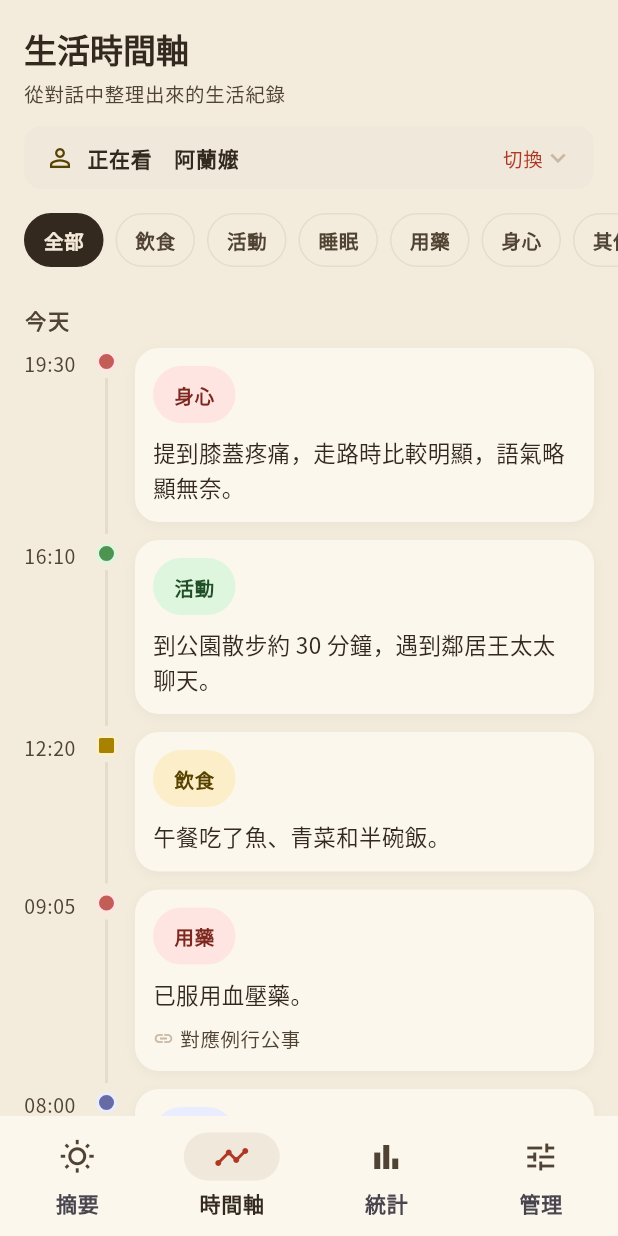
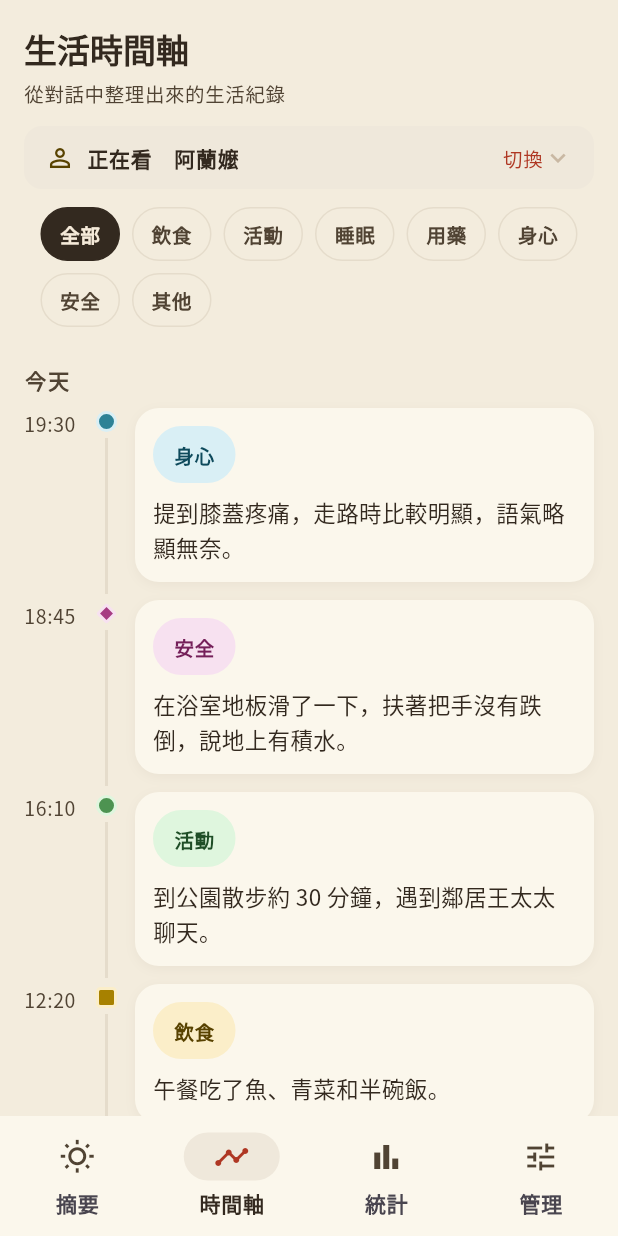
Before and after one commit to 45678XYZ/ai-elder-care, a Flutter app: the TimelineScreen screen opened by its route, on a phone screen of 412 x 824 dp. Run offline on Flutter 3.47's test engine with Material 3 defaults, Android fonts, the phone set to English and light mode, and no system bars; our stand-ins replace fl_chart, flutter_local_notifications, flutter_timezone, flutter_tts, go_router, just_audio and 3 more; missing offline and left inert: lunar, record; accounts and stored records are empty.

Commit message:
feat(app): add safety event category and separate category colours
api.md gains a seventh EventType, safety, sitting between wellbeing and other, so summary sections and the timeline filter both have to carry it.

Two things had to be fixed before the new category was readable. medication and wellbeing shared the exact same fg/bg/dot values, so adding a third warm colour exposed a pre-existing bug; hues are now spread roughly 60 degrees apart (medication red, diet amber, activity green, wellbeing teal, sleep indigo, safety plum). Safety first reused the warn orange to match summary alerts, but a dark orange sits between red and amber and read as the same colour, so distinguishability won over the semantic link.

The timeline filter bar only fitted five chips at 390dp and scrolled with no visual hint, which made the last two categories invisible; it now wraps instead.

event_category_test pins distinctness, 7:1 contrast against the darkest paper and a 35 degree minimum hue gap, so neither mistake can come back silently.

```diff
--- a/app/lib/caregiver/screens/elders_screen.dart
+++ b/app/lib/caregiver/screens/elders_screen.dart
@@ -539,12 +539,15 @@ class _RoutineCard extends StatelessWidget {
     );
   }
 
+  /// routine `type` 與 events 共用七類（api.md），所以 `safety` 也要有 icon——
+  /// 表單雖然不給這個選項，對話中建立的 routine 仍可能是這一類。
   static IconData _iconFor(String type) => switch (type) {
         'medication' => Icons.medication_outlined,
         'diet' => Icons.restaurant_outlined,
         'activity' => Icons.directions_walk,
         'sleep' => Icons.bedtime_outlined,
         'wellbeing' => Icons.favorite_outline,
+        'safety' => Icons.shield_outlined,
         _ => Icons.event_note_outlined,
       };
 }
@@ -637,6 +640,9 @@ class _RoutineFormState extends State<_RoutineForm> {
   TimeOfDay _time = const TimeOfDay(hour: 9, minute: 0);
   bool _remind = true;
 
+  /// routine 的 type 與 events 共用七類，但這裡刻意只給六個選項：`safety`（跌倒、
+  /// 走失、詐騙、居家危害）是「發生了什麼」的事件分類，照護者手動排一件安全類的
+  /// 例行公事沒有對應情境。對話或後端建立的 safety routine 仍能正常顯示。
   static const _types = [
     ('medication', '服藥'),
     ('diet', '飲食'),
--- a/app/lib/caregiver/screens/timeline_screen.dart
+++ b/app/lib/caregiver/screens/timeline_screen.dart
@@ -12,7 +12,7 @@ import '../../theme/app_theme.dart';
 
 /// S6 `/care/timeline` — 生活事件時間軸。
 ///
-/// `GET /events`：六類過濾、`next_token` 分頁（游標是不透明字串，原樣帶回）。
+/// `GET /events`：七類過濾、`next_token` 分頁（游標是不透明字串，原樣帶回）。
 ///
 /// 這個畫面刻意在頁尾說明資料可見時機：例行公事完成與高風險事件在對話當下就查得到，
 /// 一般生活事件要等 session 關閉且批次整理完才會出現（api.md hybrid 處理）。
@@ -192,6 +192,9 @@ class _TimelineScreenState extends State<TimelineScreen> {
       a.year == b.year && a.month == b.month && a.day == b.day;
 }
 
+/// 分類過濾列的 key。事件卡上也有同名的分類膠囊，要靠這個指名過濾列裡的那顆。
+const filterBarKey = ValueKey('timeline-filter-bar');
+
 class _FilterBar extends StatelessWidget {
   const _FilterBar({required this.selected, required this.onChanged});
 
@@ -201,17 +204,19 @@ class _FilterBar extends StatelessWidget {
   @override
   Widget build(BuildContext context) {
     final text = Theme.of(context).textTheme;
-    return SizedBox(
-      height: 52,
-      child: ListView(
-        scrollDirection: Axis.horizontal,
-        padding: const EdgeInsets.symmetric(horizontal: 16),
+    // 換行而不是橫向捲動：分類滿七類之後，一屏只放得下五顆，剩下的躲在畫面外，
+    // 而橫向捲動沒有任何視覺提示，等於那兩類不存在。換行雖然多吃一列高度，
+    // 但七類全部看得到，兩倍字級下也只是再多換幾行。
+    return Padding(
+      padding: const EdgeInsets.fromLTRB(16, 4, 16, AppSpacing.sm),
+      child: Wrap(
+        key: filterBarKey,
+        spacing: AppSpacing.sm,
+        runSpacing: AppSpacing.sm,
+        crossAxisAlignment: WrapCrossAlignment.center,
         children: [
-          // 「全部」不屬於六類，另外畫
-          Padding(
-            padding: const EdgeInsets.only(right: AppSpacing.sm),
-            child: Center(
-              child: Semantics(
+          // 「全部」不屬於七類，另外畫
+          Semantics(
             button: true,
             selected: selected == null,
             child: InkWell(
@@ -221,14 +226,12 @@ class _FilterBar extends StatelessWidget {
                 padding:
                     const EdgeInsets.symmetric(horizontal: 12, vertical: 7),
                 decoration: BoxDecoration(
-                      color: selected == null
-                          ? AppColors.barDark
-                          : Colors.transparent,
+                  color:
+                      selected == null ? AppColors.barDark : Colors.transparent,
                   borderRadius: const BorderRadius.all(AppRadius.pill),
                   border: Border.all(
-                        color: selected == null
-                            ? AppColors.barDark
-                            : AppColors.border,
+                    color:
+                        selected == null ? AppColors.barDark : AppColors.border,
                   ),
                 ),
                 child: Text('全部',
@@ -240,18 +243,11 @@ class _FilterBar extends StatelessWidget {
               ),
             ),
           ),
-            ),
-          ),
           for (final c in EventCategory.values)
-            Padding(
-              padding: const EdgeInsets.only(right: AppSpacing.sm),
-              child: Center(
-                child: EventTypeChip(
+            EventTypeChip(
               c,
               selected: selected == c,
               onTap: () => onChanged(selected == c ? null : c),
-                ),
-              ),
             ),
         ],
       ),
--- a/app/lib/shared/models/daily_summary.dart
+++ b/app/lib/shared/models/daily_summary.dart
@@ -63,6 +63,8 @@ class DailySummary {
 }
 
 /// 摘要分類；類別定義與 null 的呈現規則見 docs/api.md。
+///
+/// 欄位順序與 api.md 的七類（`EventType`）一致，也就是摘要頁的呈現順序。
 class SummarySections {
   const SummarySections({
     this.diet,
@@ -70,6 +72,7 @@ class SummarySections {
     this.sleep,
     this.medication,
     this.wellbeing,
+    this.safety,
     this.other,
   });
 
@@ -78,6 +81,9 @@ class SummarySections {
   final String? sleep;
   final String? medication;
   final String? wellbeing;
+
+  /// 跌倒、走失、詐騙、居家危害等安全事件；與 [DailySummary.alerts] 語意一致。
+  final String? safety;
   final String? other;
 
   factory SummarySections.fromJson(Map<String, dynamic> json) =>
@@ -87,6 +93,7 @@ class SummarySections {
         sleep: json['sleep'] as String?,
         medication: json['medication'] as String?,
         wellbeing: json['wellbeing'] as String?,
+        safety: json['safety'] as String?,
         other: json['other'] as String?,
       );
 }
--- a/app/lib/shared/services/demo_data.dart
+++ b/app/lib/shared/services/demo_data.dart
@@ -180,6 +180,7 @@ abstract final class DemoData {
             sleep: '昨晚睡約七小時，半夜起來一次。',
             medication: '血壓藥已按時服用。',
             wellbeing: '提到膝蓋疼痛，心情平穩。',
+            safety: '傍晚在浴室地板滑了一下，扶著把手沒有跌倒。',
             other: null,
           ),
           routines: const SummaryRoutines(completed: 1, missed: 1, items: [
@@ -190,7 +191,8 @@ abstract final class DemoData {
             SummaryRoutineItem(
                 routineId: 'rtn_002', title: '量血壓', status: 'pending'),
           ]),
-          alerts: const ['今日多次提到膝蓋疼痛'],
+          // safety 事件會餵進 alerts（後端 ALERT_EVENT_TYPES），兩邊看得出是同一件事
+          alerts: const ['傍晚在浴室差點滑倒', '今日多次提到膝蓋疼痛'],
           interactionCount: 6,
           dataStatus: SummaryDataStatus.partial,
           pendingSessionCount: 1,
@@ -206,6 +208,7 @@ abstract final class DemoData {
             sleep: '睡滿八小時。',
             medication: '血壓藥、血壓量測都完成。',
             wellbeing: '心情不錯，提到孫子要來。',
+            safety: null,
             other: '孫子小明週三會來訪。',
           ),
           routines: const SummaryRoutines(completed: 2, missed: 0, items: [
@@ -228,6 +231,7 @@ abstract final class DemoData {
             sleep: '約六小時，睡得不太安穩。',
             medication: '早上血壓藥有吃。',
             wellbeing: '說有點累，不太想出門。',
+            safety: null,
             other: null,
           ),
           routines: const SummaryRoutines(completed: 1, missed: 1, items: [
@@ -257,6 +261,16 @@ abstract final class DemoData {
           ts: base.add(const Duration(hours: 19, minutes: 30)),
           type: 'wellbeing',
           detail: '提到膝蓋疼痛，走路時比較明顯，語氣略顯無奈。',
+          source: 'conversation',
+          conversationId: 'cnv_01J9',
+        ),
+        // safety：跌倒、走失、詐騙、居家危害等安全事件，realtime rail 當下就寫入
+        LifeEvent(
+          eventId: 'evt_${second ? 'b' : 'a'}7',
+          elderId: elderId,
+          ts: base.add(const Duration(hours: 18, minutes: 45)),
+          type: 'safety',
+          detail: '在浴室地板滑了一下，扶著把手沒有跌倒，說地上有積水。',
           source: 'conversation',
           conversationId: 'cnv_01J9',
         ),
--- a/app/lib/shared/widgets/status_chip.dart
+++ b/app/lib/shared/widgets/status_chip.dart
@@ -1,3 +1,5 @@
+import 'dart:math' as math;
+
 import 'package:flutter/material.dart';
 
 import '../../theme/app_theme.dart';
@@ -142,7 +144,8 @@ class EventTypeChip extends StatelessWidget {
   }
 }
 
-/// 時間軸圓點。飲食為方形、其餘圓形——分類不只靠顏色區分（app_theme 的 [EventCategory.dotShape]）。
+/// 時間軸圓點。飲食方形、安全菱形、其餘圓形——分類不只靠顏色區分
+/// （app_theme 的 [EventCategory.dotShape]）。
 class EventDot extends StatelessWidget {
   const EventDot(this.category, {super.key, this.size = 14});
 
@@ -150,17 +153,37 @@ class EventDot extends StatelessWidget {
   final double size;
 
   @override
-  Widget build(BuildContext context) => Container(
-        width: size,
-        height: size,
+  Widget build(BuildContext context) {
+    final shape = category.dotShape;
+    final diamond = shape == EventDotShape.diamond;
+    // 菱形是方形轉 45°。邊長收到 0.72（≈1/√2）讓它轉完仍落在 size×size 的框裡，
+    // 時間軸左欄的寬度與圓點對齊才不會因為多一種形狀而位移。
+    final side = diamond ? size * 0.72 : size;
+
+    final marker = Container(
+      width: side,
+      height: side,
       decoration: BoxDecoration(
         color: category.dot,
-          shape: category.dotShape,
-          borderRadius: category.dotShape == BoxShape.rectangle
-              ? BorderRadius.circular(3)
-              : null,
+        shape: shape == EventDotShape.circle
+            ? BoxShape.circle
+            : BoxShape.rectangle,
+        borderRadius: shape == EventDotShape.circle
+            ? null
+            : BorderRadius.circular(diamond ? 2 : 3),
         // MASTER.md：圓點外環 0 0 0 1.5px <dot色>
         border: Border.all(color: category.bg, width: 2),
       ),
     );
+
+    return SizedBox(
+      width: size,
+      height: size,
+      child: Center(
+        child: diamond
+            ? Transform.rotate(angle: math.pi / 4, child: marker)
+            : marker,
+      ),
+    );
   }
+}
```
Also changed, not shown: app/lib/caregiver/screens/summaries_screen.dart (+6 -4 lines), app/lib/theme/app_theme.dart (+41 -8 lines), 4 other files. Lines whose indentation alone changed are shown as unchanged.
